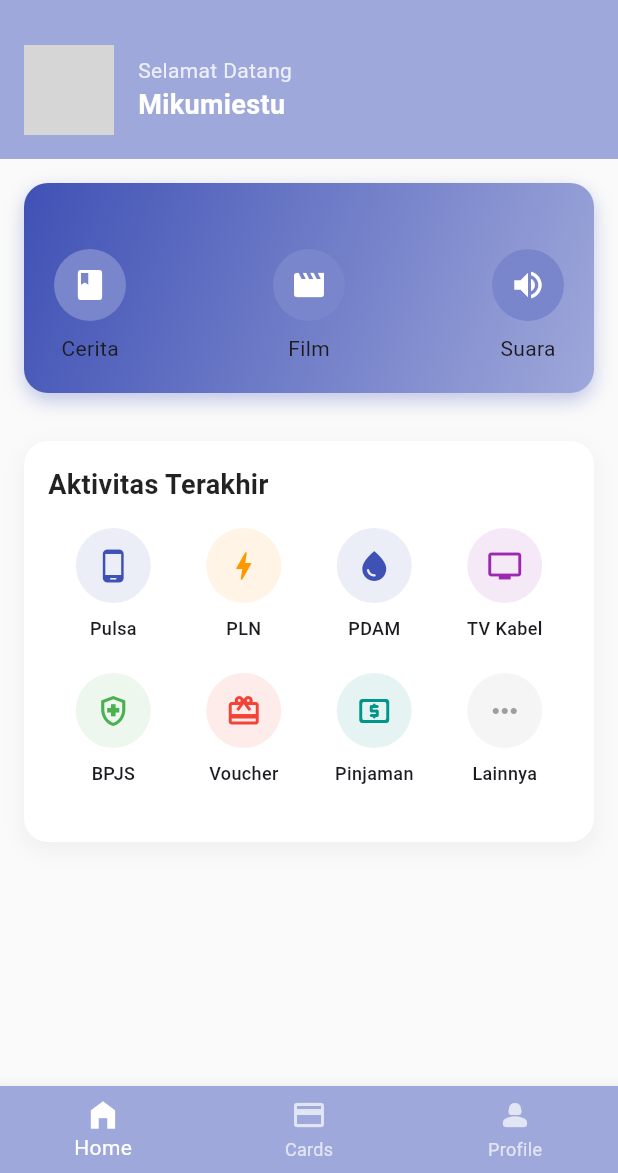
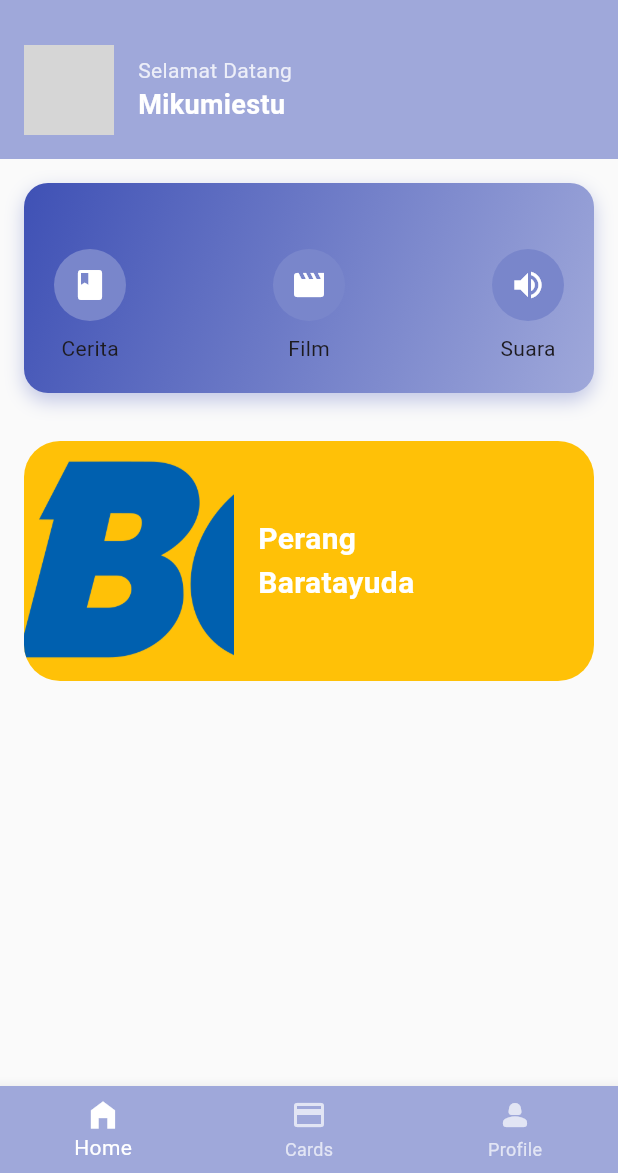
Before and after one commit to sndyb365/WayangKu, a Flutter app: the screen it shows after launch, on a phone screen of 412 x 824 dp, the part 63-1236 px from its top. Run offline on Flutter 3.47's test engine with Material 3 defaults, Android fonts, the light colour scheme and no system bars; network calls fail; grey boxes are pictures that could not be loaded.

Commit message:
update kamis malam

```diff
--- a/lib/home_screen.dart
+++ b/lib/home_screen.dart
@@ -65,7 +65,7 @@ class _HomeScreenState extends State<HomeScreen> {
           children: [
             _buildUserProfile(),
             _buildBalanceCard(),
-            _buildQuickActions(),
+
             _buildTransactionHistory(),
           ],
         ),
@@ -200,104 +200,62 @@ class _HomeScreenState extends State<HomeScreen> {
     );
   }
 
-  Widget _buildQuickActions() {
+  Widget _buildTransactionHistory() {
+  return Column(
+    crossAxisAlignment: CrossAxisAlignment.start,
+    children: [
+      const CardPerangBaratayuda(), // Tampilkan kartu di bawah transaksi
+    ],
+  );
+}
+}
+
+// Pindah ke luar _HomeScreenState
+class CardPerangBaratayuda extends StatelessWidget {
+  const CardPerangBaratayuda({super.key});
+
+  @override
+  Widget build(BuildContext context) {
     return Container(
       margin: const EdgeInsets.all(16),
-      padding: const EdgeInsets.all(16),
       decoration: BoxDecoration(
-        color: Colors.white,
-        borderRadius: BorderRadius.circular(16),
-        boxShadow: [
-          BoxShadow(
-            color: Colors.grey.withOpacity(0.1),
-            blurRadius: 10,
-            spreadRadius: 2,
-            offset: const Offset(0, 5),
-          ),
-        ],
+        color: Colors.amber,
+        borderRadius: BorderRadius.circular(24),
       ),
-      child: Column(
-        crossAxisAlignment: CrossAxisAlignment.start,
+      height: 160,
+      child: Row(
         children: [
-          const Text(
-            'Aktivitas Terakhir',
-            style: TextStyle(
-              fontSize: 18,
-              fontWeight: FontWeight.bold,
-              color: Colors.black87,
+          ClipRRect(
+            borderRadius: const BorderRadius.only(
+              topLeft: Radius.circular(24),
+              bottomLeft: Radius.circular(24),
+            ),
+            child: Image.asset(
+              'assets/bca.png',
+              height: double.infinity,
+              width: 140,
+              fit: BoxFit.cover,
             ),
           ),
-          const SizedBox(height: 16),
-          GridView.count(
-            shrinkWrap: true,
-            physics: const NeverScrollableScrollPhysics(),
-            crossAxisCount: 4,
-            childAspectRatio: 0.9,
-            children: [
-              _buildServiceButton(Icons.phone_android, 'Pulsa', Colors.indigo),
-              _buildServiceButton(Icons.bolt, 'PLN', Colors.orange),
-              _buildServiceButton(Icons.water_drop, 'PDAM', Colors.indigo),
-              _buildServiceButton(Icons.tv, 'TV Kabel', Colors.purple),
-              _buildServiceButton(
-                Icons.health_and_safety_outlined,
-                'BPJS',
-                Colors.green,
+          Expanded(
+            child: Padding(
+              padding: const EdgeInsets.all(16.0),
+              child: Text(
+                'Perang\nBaratayuda',
+                style: const TextStyle(
+                  fontSize: 20,
+                  fontWeight: FontWeight.bold,
+                  color: Colors.white,
+                ),
               ),
-              _buildServiceButton(Icons.card_giftcard, 'Voucher', Colors.red),
-              _buildServiceButton(
-                Icons.local_atm_rounded,
-                'Pinjaman',
-                Colors.teal,
-              ),
-              _buildServiceButton(Icons.more_horiz, 'Lainnya', Colors.grey),
-            ],
+            ),
           ),
         ],
       ),
     );
   }
 
-  Widget _buildServiceButton(IconData icon, String label, Color color) {
-    return InkWell(
-      onTap: () {},
-      child: Column(
-        children: [
-          Container(
-            width: 50,
-            height: 50,
-            decoration: BoxDecoration(
-              color: color.withOpacity(0.1),
-              shape: BoxShape.circle,
-            ),
-            child: Icon(icon, color: color),
-          ),
-          const SizedBox(height: 8),
-          Text(
-            label,
-            style: const TextStyle(fontSize: 12, fontWeight: FontWeight.w500),
-          ),
-        ],
-      ),
-    );
-  }
-
-  Widget _buildTransactionHistory() {
-    final formatter = NumberFormat.currency(
-      locale: 'id_ID',
-      symbol: 'Rp',
-      decimalDigits: 0,
-    );
-    final dateFormatter = DateFormat('dd MMM yyyy');
-
-    return Container(
-      margin: const EdgeInsets.all(16),
-      padding: const EdgeInsets.all(16),
-
-
-    );
-  }
 }
-
 class Transaction {
   final String description;
   final double amount;
```
